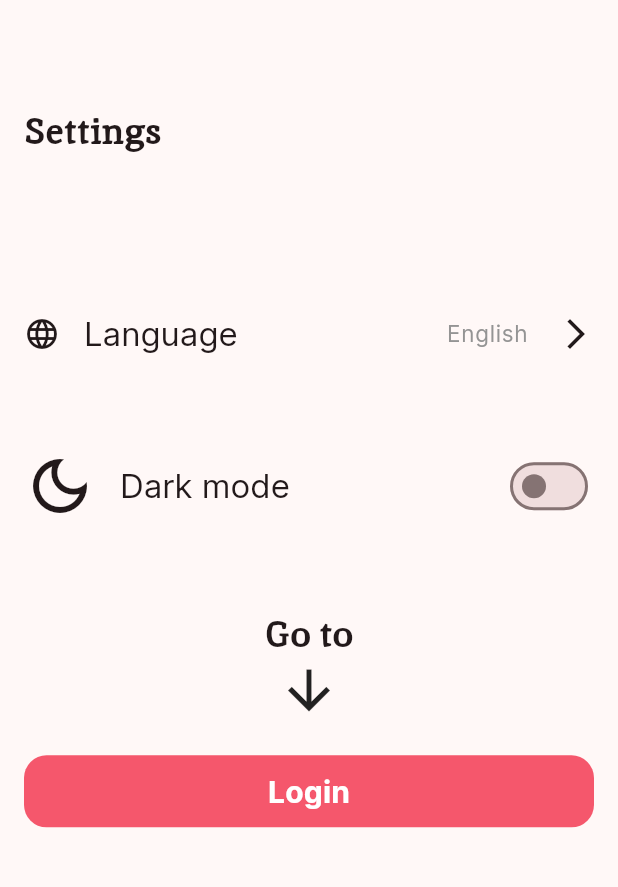
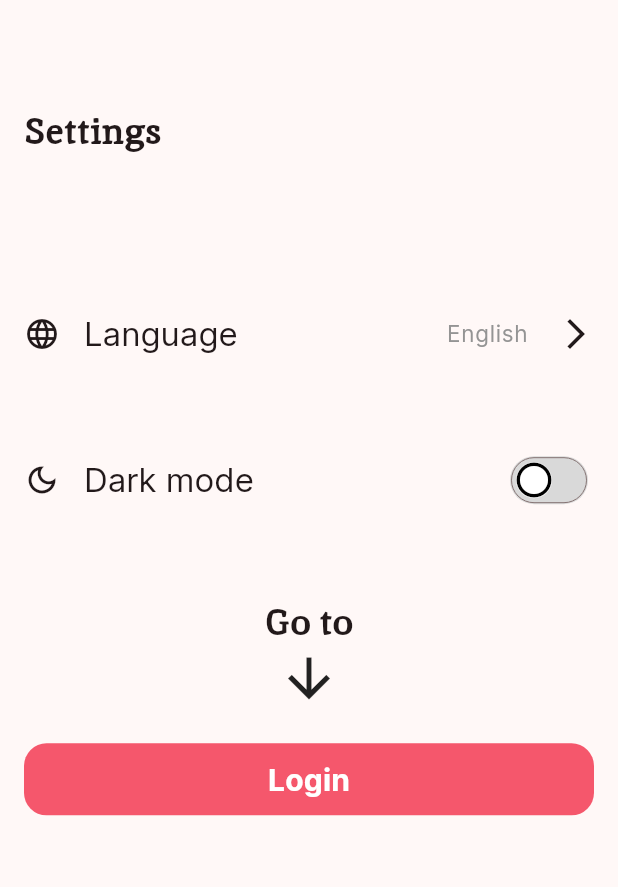
Before and after one commit to elshoram974/Data-sharing-and-organizing, a Flutter app: the screen it shows after launch, after a tap on the "settings" icon, on a phone screen of 412 x 824 dp, the part 174-1061 px from its top. Run offline on Flutter 3.47's test engine with Material 3 defaults, Android fonts, the phone set to English and light mode, and no system bars; our stand-ins replace dio, equatable, flutter_bloc, flutter_svg, get_it, go_router and 1 more.

Commit message:
refactor app theme

```diff
--- a/lib/core/utils/config/themes/app_theme.dart
+++ b/lib/core/utils/config/themes/app_theme.dart
@@ -4,15 +4,15 @@ import 'package:flutter/material.dart';
 import 'package:flutter/scheduler.dart';
 import 'package:flutter/services.dart';
 
+import 'data/my_check_box_theme_data.dart';
+import 'data/my_switch_theme_data.dart';
+
 class AppTheme {
   static ThemeData lightMode = ThemeData(
     useMaterial3: true,
     fontFamily: AppStrings.inter,
-    checkboxTheme: CheckboxThemeData(
-      fillColor: MaterialStateProperty.resolveWith<Color?>(
-        (states) => _activeColor(states, AppColor.activeLight),
-      ),
-    ),
+    checkboxTheme: MyCheckboxThemeData.light(),
+    switchTheme: MySwitchThemeData.light(),
     colorScheme: ColorScheme.fromSeed(
       seedColor: AppColor.primary,
       brightness: Brightness.light,
@@ -26,12 +26,8 @@ class AppTheme {
   );
   static ThemeData darkMode = ThemeData(
     useMaterial3: true,
-    checkboxTheme: CheckboxThemeData(
-      checkColor: const MaterialStatePropertyAll(Colors.white60),
-      fillColor: MaterialStateProperty.resolveWith<Color?>(
-        (states) => _activeColor(states, AppColor.activeDark),
-      ),
-    ),
+    checkboxTheme: MyCheckboxThemeData.dark(),
+    switchTheme: MySwitchThemeData.dark(),
     colorScheme: ColorScheme.fromSeed(
       seedColor: AppColor.primary,
       brightness: Brightness.dark,
@@ -50,18 +46,4 @@ class AppTheme {
     final Brightness brightness = s.platformDispatcher.platformBrightness;
     return brightness == Brightness.dark;
   }
-
-  static Color? _activeColor(Set<MaterialState> states, Color activeColor) {
-    if (states.contains(MaterialState.selected)) {
-      return activeColor;
-    }
-    return null;
-  }
 }
-
-extension ThemeEx on BuildContext {
-  bool get isDarkMode {
-    final Brightness brightness = MediaQuery.platformBrightnessOf(this);
-    return brightness == Brightness.dark;
-  }
-}
--- /dev/null
+++ b/lib/core/utils/config/themes/data/my_check_box_theme_data.dart
@@ -0,0 +1,23 @@
+import 'package:data_sharing_organizing/core/utils/constants/app_color.dart';
+import 'package:data_sharing_organizing/core/utils/functions/theme_fn.dart';
+import 'package:flutter/material.dart';
+
+abstract final class MyCheckboxThemeData {
+  const MyCheckboxThemeData();
+  static CheckboxThemeData light() {
+    return CheckboxThemeData(
+      fillColor: MaterialStateProperty.resolveWith<Color?>(
+        (states) => ThemeFunctions.activeColor(states, AppColor.active),
+      ),
+    );
+  }
+
+  static CheckboxThemeData dark() {
+    return CheckboxThemeData(
+      checkColor: const MaterialStatePropertyAll(Colors.white60),
+      fillColor: MaterialStateProperty.resolveWith<Color?>(
+        (states) => ThemeFunctions.activeColor(states, AppColor.active),
+      ),
+    );
+  }
+}
--- /dev/null
+++ b/lib/core/utils/config/themes/data/my_switch_theme_data.dart
@@ -0,0 +1,44 @@
+import 'package:data_sharing_organizing/core/utils/constants/app_color.dart';
+import 'package:data_sharing_organizing/core/utils/functions/theme_fn.dart';
+import 'package:flutter/material.dart';
+
+abstract final class MySwitchThemeData {
+  const MySwitchThemeData();
+  static SwitchThemeData light() {
+    return SwitchThemeData(
+      trackOutlineWidth: const MaterialStatePropertyAll(0),
+      trackColor: MaterialStateProperty.resolveWith<Color?>(
+          (states) => ThemeFunctions.color(states, null, AppColor.secondary)),
+      thumbColor: MaterialStateProperty.resolveWith<Color?>(
+          (states) => ThemeFunctions.color(states, AppColor.active, Colors.white)),
+      thumbIcon: const MaterialStatePropertyAll(
+        Icon(
+          Icons.circle_outlined,
+          color: Colors.black,
+          fill: 0.1,
+          size: 28,
+        ),
+      ),
+      materialTapTargetSize: MaterialTapTargetSize.shrinkWrap,
+    );
+  }
+
+  static SwitchThemeData dark() {
+    return SwitchThemeData(
+      trackOutlineWidth: const MaterialStatePropertyAll(0),
+      trackColor: MaterialStateProperty.resolveWith<Color?>(
+          (states) => ThemeFunctions.color(states, AppColor.active, null)),
+      thumbColor: MaterialStateProperty.resolveWith<Color?>(
+          (states) => ThemeFunctions.color(states, Colors.white, null)),
+      thumbIcon: const MaterialStatePropertyAll(
+        Icon(
+          Icons.circle_outlined,
+          color: Colors.black,
+          fill: 0.1,
+          size: 28,
+        ),
+      ),
+      materialTapTargetSize: MaterialTapTargetSize.shrinkWrap,
+    );
+  }
+}
--- a/lib/core/utils/constants/app_color.dart
+++ b/lib/core/utils/constants/app_color.dart
@@ -1,4 +1,3 @@
-import 'package:data_sharing_organizing/core/utils/config/themes/app_theme.dart';
 import 'package:flutter/material.dart';
 
 abstract class AppColor {
@@ -7,11 +6,16 @@ abstract class AppColor {
   static const int _primaryInt = 0xFFF5576C;
   static const Color primary = Color(_primaryInt);
 
-  static const int _activeLightInt = 0xFFFF0022;
-  static const Color activeLight = Color(_activeLightInt);
-  static const int _activeDarkInt = 0xFFC3001A;
-  static const Color activeDark = Color(_activeDarkInt);
+  static const int _secondaryInt = 0xFFD9D9D9;
+  static const Color secondary = Color(_secondaryInt);
 
-  static Color active(BuildContext context) =>
-      context.isDarkMode ? activeDark : activeLight;
+  static const int _activeInt = 0xFFE87282;
+  static const Color active = Color(_activeInt);
+  // static const int _activeLightInt = 0xFFFF0022;
+  // static const Color activeLight = Color(_activeLightInt);
+  // static const int _activeDarkInt = 0xFFC3001A;
+  // static const Color activeDark = Color(_activeDarkInt);
+
+  // static Color active(BuildContext context) =>
+  //     context.isDarkMode ? activeDark : activeLight;
 }
--- /dev/null
+++ b/lib/core/utils/extension/theme_ex.dart
@@ -0,0 +1,8 @@
+import 'package:flutter/material.dart';
+
+extension ThemeEx on BuildContext {
+  bool get isDarkMode {
+    final Brightness brightness = MediaQuery.platformBrightnessOf(this);
+    return brightness == Brightness.dark;
+  }
+}
--- /dev/null
+++ b/lib/core/utils/functions/theme_fn.dart
@@ -0,0 +1,19 @@
+import 'package:flutter/material.dart';
+
+abstract final class ThemeFunctions {
+  const ThemeFunctions();
+  static Color? activeColor(Set<MaterialState> states, Color activeColor) {
+    return color(states, activeColor, null);
+  }
+
+  static Color? color(
+    Set<MaterialState> states,
+    Color? selectedColor,
+    Color? unSelectedColor,
+  ) {
+    if (states.contains(MaterialState.selected)) {
+      return selectedColor;
+    }
+    return unSelectedColor;
+  }
+}
--- a/lib/features/auth/presentation/widgets/login/login_buttons/outlined_button_text.dart
+++ b/lib/features/auth/presentation/widgets/login/login_buttons/outlined_button_text.dart
@@ -19,7 +19,7 @@ class OutlinedButtonText extends StatelessWidget {
         text: text,
         children: [
           TextSpan(
-            style: TextStyle(color: AppColor.active(context)),
+            style: const TextStyle(color: AppColor.active),
             text: activeText,
           )
         ],
--- a/lib/features/auth/presentation/widgets/login/recover_account_widget.dart
+++ b/lib/features/auth/presentation/widgets/login/recover_account_widget.dart
@@ -17,7 +17,7 @@ class RecoverAccountButton extends StatelessWidget {
           text: S.of(context).forgetPassword,
           children: [
             TextSpan(
-              style: TextStyle(color: AppColor.active(context)),
+              style: const TextStyle(color: AppColor.active),
               text: S.of(context).recover,
             )
           ],
--- a/lib/features/auth/presentation/widgets/settings/dark_mode_list_tile.dart
+++ b/lib/features/auth/presentation/widgets/settings/dark_mode_list_tile.dart
@@ -1,8 +1,5 @@
 import 'package:data_sharing_organizing/core/utils/config/locale/generated/l10n.dart';
-import 'package:data_sharing_organizing/core/utils/config/themes/app_theme.dart';
 import 'package:data_sharing_organizing/core/utils/constants/app_constants.dart';
-import 'package:data_sharing_organizing/core/utils/constants/app_strings.dart';
-import 'package:data_sharing_organizing/core/utils/services/dependency.dart';
 import 'package:flutter/material.dart';
 import 'package:flutter_bloc/flutter_bloc.dart';
 
@@ -25,12 +22,12 @@ class DarkModeListTile extends StatelessWidget {
       contentPadding: EdgeInsets.zero,
       title: Row(
         children: [
-          Icon(Icons.dark_mode_outlined, size: 48, color: color),
+          Icon(Icons.dark_mode_outlined, color: color),
           const SizedBox(width: AppConst.defaultPadding),
           Text(S.of(context).darkMode, style: style),
         ],
       ),
-      value: cubit.themeMode == ThemeMode.dark || (!pref.containsKey(AppStrings.locale) && context.isDarkMode),
+      value: cubit.appIsDark,
       onChanged: (value) {
         if (value) {
           cubit.changeMode(ThemeMode.dark);
--- a/lib/features/splash/presentation/cubit/config_cubit.dart
+++ b/lib/features/splash/presentation/cubit/config_cubit.dart
@@ -1,4 +1,5 @@
 import 'package:data_sharing_organizing/core/utils/config/locale/locale_handler.dart';
+import 'package:data_sharing_organizing/core/utils/config/themes/app_theme.dart';
 import 'package:data_sharing_organizing/core/utils/constants/app_strings.dart';
 import 'package:data_sharing_organizing/core/utils/services/dependency.dart';
 import 'package:equatable/equatable.dart';
@@ -28,4 +29,8 @@ class ConfigCubit extends Cubit<ConfigState> {
     pref.setString(AppStrings.locale, lang);
     emit(ChangeLanguage(lang));
   }
+
+  bool get appIsDark =>
+      themeMode == ThemeMode.dark ||
+      (themeMode == ThemeMode.system && AppTheme.isDarkMode());
 }
```
